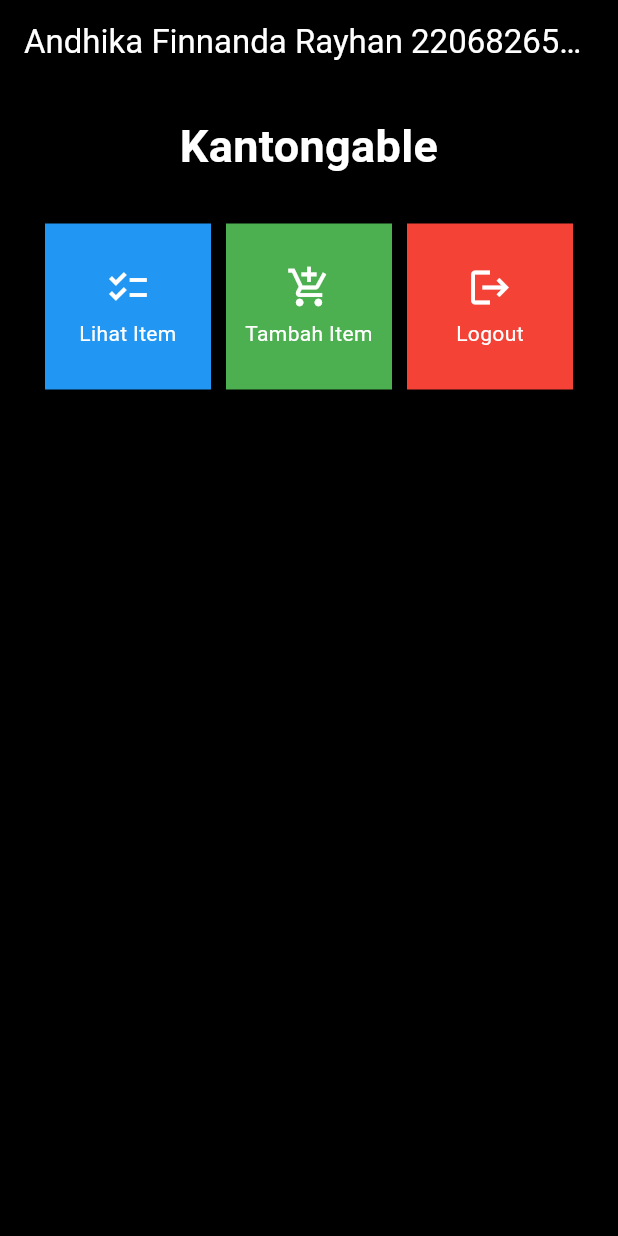
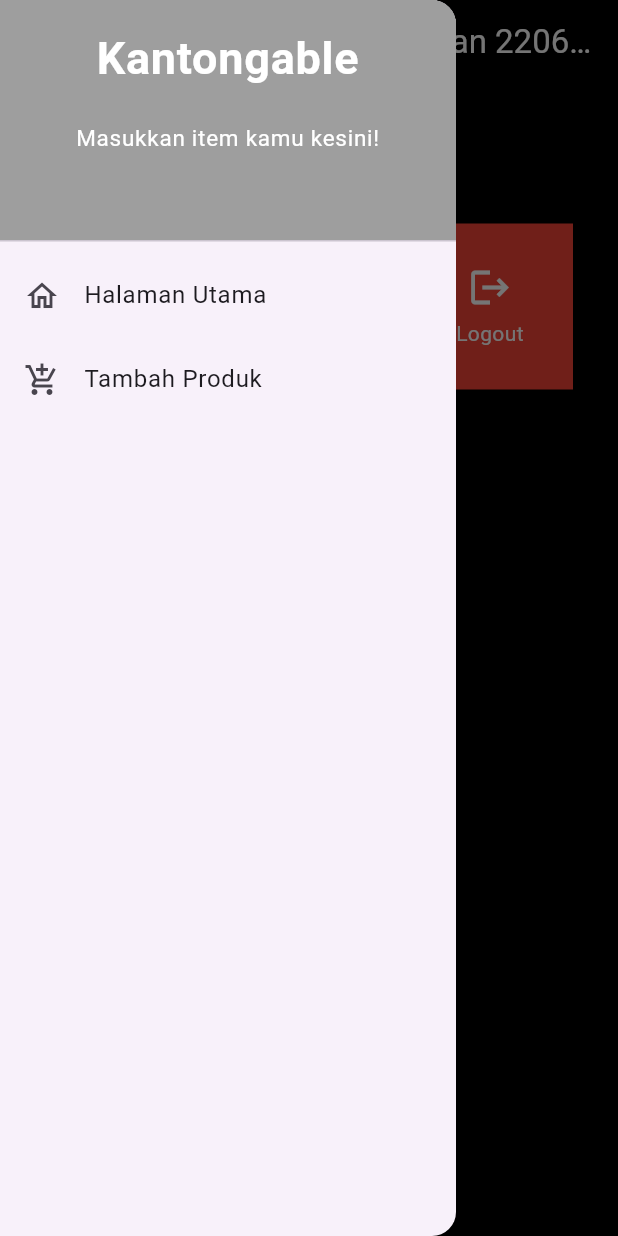
Before and after one commit to andhikarayhan/kantongable, a Flutter app: the screen it shows after launch, with the side drawer open (before the commit the screen has no drawer), on a phone screen of 412 x 824 dp. Run offline on Flutter 3.47's test engine with Material 2 defaults, Android fonts, the phone set to English and light mode, and no system bars.

Commit message:
baru sebagian tugas 8

```diff
--- a/lib/menu.dart
+++ b/lib/menu.dart
@@ -1,4 +1,5 @@
 import 'package:flutter/material.dart';
+import 'package:kantongable/widgets/left_drawer.dart';
 
 class MyHomePage extends StatelessWidget {
   MyHomePage({Key? key}) : super(key: key);
@@ -16,8 +17,10 @@
           'Andhika Finnanda Rayhan 2206826551',
           style: TextStyle(color: Colors.white),
         ),
+        foregroundColor: Colors.white,
         backgroundColor: Colors.black,
       ),
+      drawer: const LeftDrawer(),
       backgroundColor: Colors.black,
       body: SingleChildScrollView(
         // Widget wrapper yang dapat discroll
--- /dev/null
+++ b/lib/widgets/left_drawer.dart
@@ -0,0 +1,69 @@
+import 'package:flutter/material.dart';
+import 'package:kantongable/item_form.dart';
+import 'package:kantongable/menu.dart';
+
+class LeftDrawer extends StatelessWidget {
+  const LeftDrawer({super.key});
+
+  @override
+  Widget build(BuildContext context) {
+    return Drawer(
+      child: ListView(
+        children: [
+          const DrawerHeader(
+            decoration: BoxDecoration(
+              color: Colors.grey,
+            ),
+            child: Column(
+              children: [
+                Text(
+                  'Kantongable',
+                  textAlign: TextAlign.center,
+                  style: TextStyle(
+                    fontSize: 30,
+                    fontWeight: FontWeight.bold,
+                    color: Colors.white,
+                  ),
+                ),
+                Padding(padding: EdgeInsets.all(10)),
+                Text(
+                  "Masukkan item kamu kesini!",
+                  textAlign: TextAlign.center,
+                  style: TextStyle(
+                    fontSize: 15,
+                    color: Colors.white,
+                    fontWeight: FontWeight.normal,
+                  ),
+                ),
+              ],
+            ),
+          ),
+          ListTile(
+            leading: const Icon(Icons.home_outlined),
+            title: const Text('Halaman Utama'),
+            // Bagian redirection ke MyHomePage
+            onTap: () {
+              Navigator.pushReplacement(
+                  context,
+                  MaterialPageRoute(
+                    builder: (context) => MyHomePage(),
+                  ));
+            },
+          ),
+          ListTile(
+            leading: const Icon(Icons.add_shopping_cart),
+            title: const Text('Tambah Produk'),
+            // Bagian redirection ke ShopFormPage
+            onTap: () {
+              Navigator.pushReplacement(
+                  context,
+                  MaterialPageRoute(
+                    builder: (context) => ShopFormPage(),
+                  ));
+            },
+          ),
+        ],
+      ),
+    );
+  }
+}
```
Also changed, not shown: lib/item_form.dart (added, +158 -0 lines).
